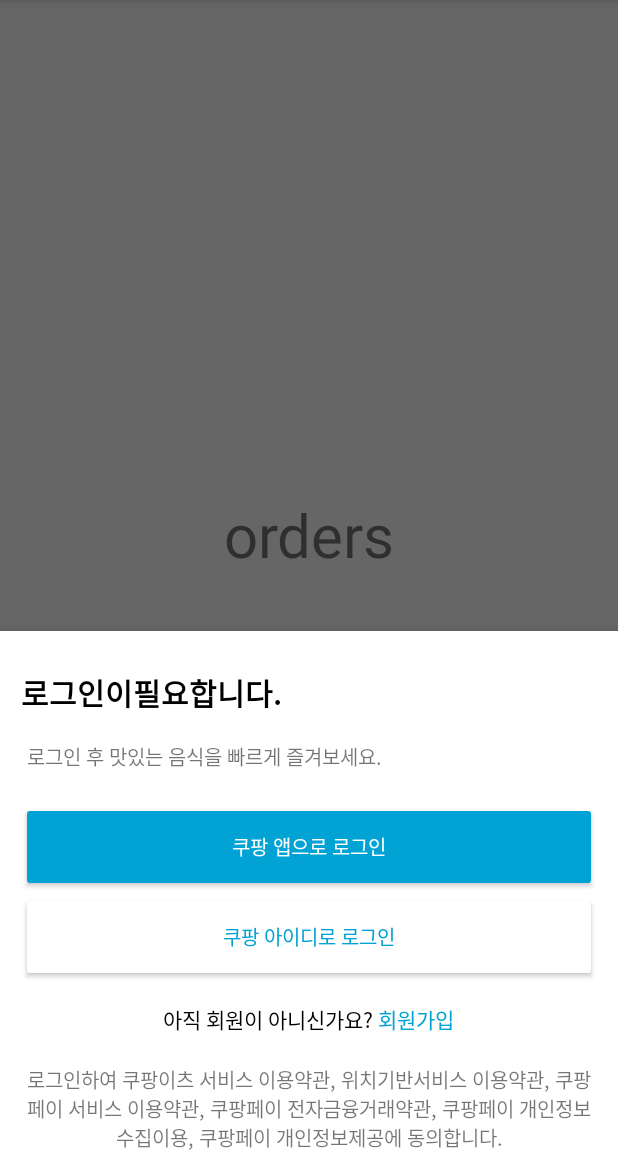
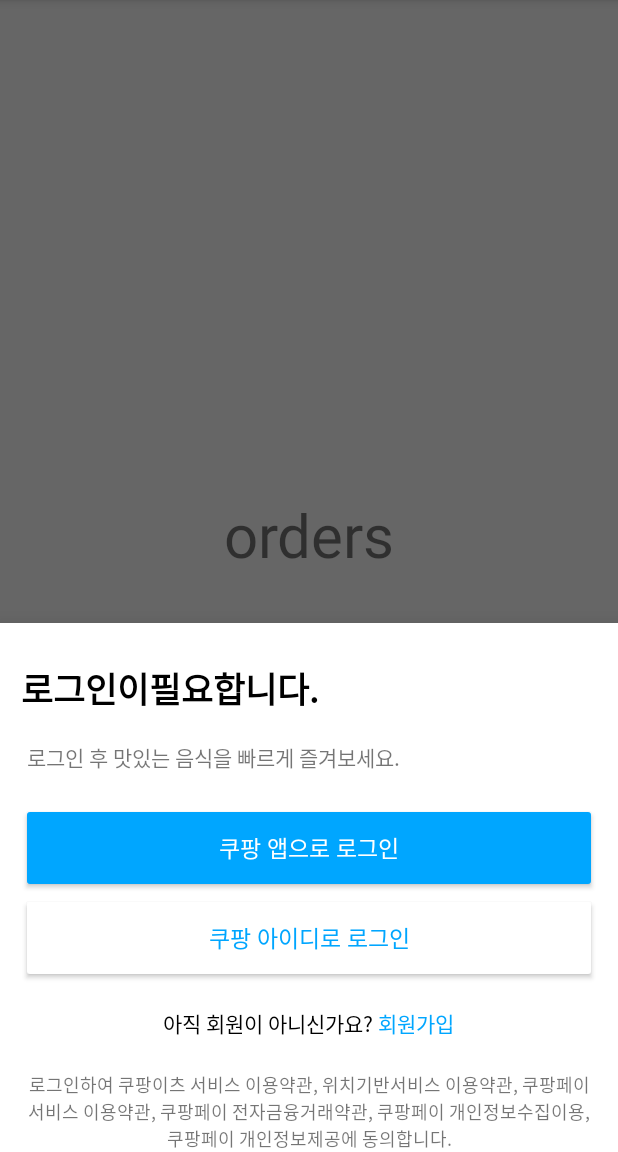
Before and after one commit to ksi05503/coupang-eats-clone-android-front, an Android app: the screen it shows after launch (MainActivity), item 5 of the bottom bar chosen, on a phone screen of 412 x 824 dp, the part 84-1236 px from its top. Run offline under Robolectric (Android 15) with nearby library versions, the phone set to English and light mode, and no system bars.

```diff
--- a/app/src/main/res/layout/dialog_bottom_login.xml
+++ b/app/src/main/res/layout/dialog_bottom_login.xml
@@ -12,7 +12,7 @@
         android:text="로그인이필요합니다."
         android:textColor="@color/black"
         android:textStyle="bold"
-        android:textSize="20dp"
+        android:textSize="23dp"
         />
 
     <TextView
@@ -21,7 +21,7 @@
         android:layout_marginBottom="20dp"
         android:layout_marginLeft="18dp"
         android:text="로그인 후 맛있는 음식을 빠르게 즐겨보세요."
-        android:textSize="13dp"/>
+        android:textSize="14dp"/>
 
     <androidx.appcompat.widget.AppCompatButton
         android:id="@+id/dialog_bottom_btn_app_login"
@@ -29,7 +29,7 @@
         android:layout_height="60dp"
         android:layout_marginHorizontal="14dp"
         android:text="쿠팡 앱으로 로그인"
-        android:textSize="13dp"
+        android:textSize="15dp"
         android:textColor="@color/white"
         android:backgroundTint="@color/lightBlue"
         />
@@ -41,7 +41,7 @@
         android:layout_height="60dp"
         android:layout_marginHorizontal="14dp"
         android:text="쿠팡 아이디로 로그인"
-        android:textSize="13dp"
+        android:textSize="15dp"
         android:textColor="@color/lightBlue"
         android:backgroundTint="@color/white"
         />
@@ -50,7 +50,7 @@
         android:layout_width="match_parent"
         android:layout_height="wrap_content"
         android:orientation="horizontal"
-        android:layout_marginTop="14dp"
+        android:layout_marginTop="16dp"
         android:gravity="center">
         <TextView
             android:layout_width="wrap_content"
@@ -67,11 +67,11 @@
 
     <TextView
         android:layout_marginHorizontal="17dp"
-        android:layout_marginTop="20dp"
+        android:layout_marginTop="21dp"
         android:layout_width="match_parent"
         android:layout_height="wrap_content"
         android:gravity="center"
-        android:textSize="13dp"
+        android:textSize="12dp"
         android:text="로그인하여 쿠팡이츠 서비스 이용약관, 위치기반서비스 이용약관, 쿠팡페이 서비스 이용약관, 쿠팡페이 전자금융거래약관, 쿠팡페이 개인정보수집이용, 쿠팡페이 개인정보제공에 동의합니다."
         />
 
--- a/app/src/main/res/values/colors.xml
+++ b/app/src/main/res/values/colors.xml
@@ -18,7 +18,7 @@
     <color name="redForText">#d9534f</color>
 
     <color name="heavyBlue">#CE0040FF</color>
-    <color name="lightBlue">#00A3D4</color>
+    <color name="lightBlue">#00A6FF</color>
 
 
 
```
Also changed, not shown: app/src/main/java/com/example/risingtest/src/main/login/LoginActivity.kt (+34 -1 lines), app/src/main/java/com/example/risingtest/src/main/login/LoginActivityView.kt (added, +9 -0 lines), app/src/main/java/com/example/risingtest/src/main/login/LoginRetrofitInterface.kt (added, +12 -0 lines), app/src/main/java/com/example/risingtest/src/main/login/LoginService.kt (added, +24 -0 lines), app/src/main/java/com/example/risingtest/src/main/login/models/LoginResponse.kt (added, +9 -0 lines), app/src/main/java/com/example/risingtest/src/main/login/models/LoginResult.kt (added, +8 -0 lines), app/src/main/java/com/example/risingtest/src/main/login/models/PostLoginRequest.kt (added, +8 -0 lines), app/src/main/res/layout/activity_login.xml (+5 -4 lines).
